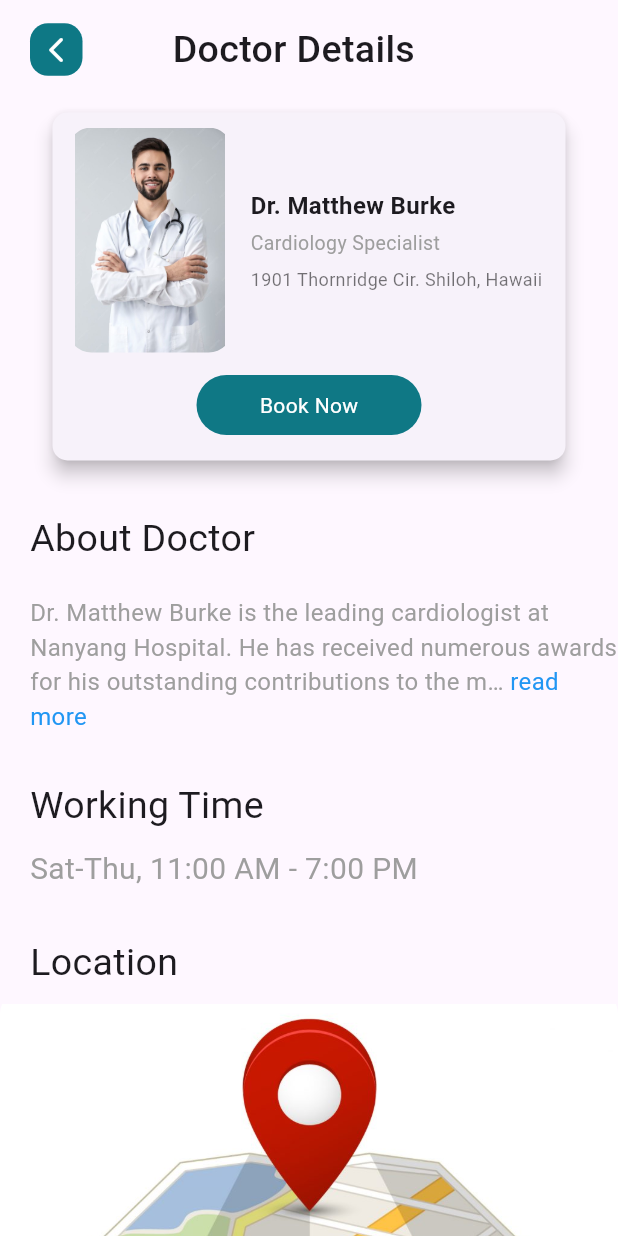
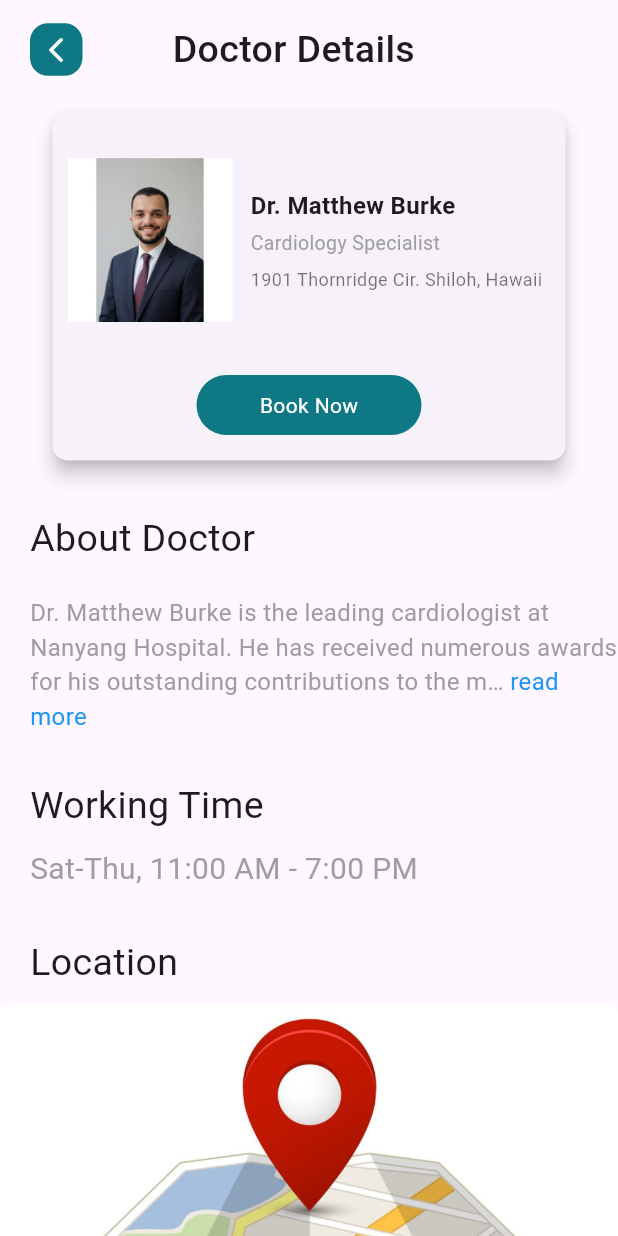
Before and after one commit to MElwakel/MedCare, a Flutter app: the DoctorDetailsViewBody screen opened directly, on a phone screen of 412 x 824 dp. Run offline on Flutter 3.47's test engine with Material 3 defaults, Android fonts, the phone set to English and light mode, and no system bars; drawn by our look-alikes of readmore; our stand-ins replace font_awesome_flutter, pin_code_fields.

Commit message:
handel navigation

```diff
--- a/lib/features/auth/presentaion/views/widgets/sign_in_view_body.dart
+++ b/lib/features/auth/presentaion/views/widgets/sign_in_view_body.dart
@@ -7,7 +7,7 @@ import 'package:medcare/features/auth/presentaion/views/verify_your_identity_vie
 import 'package:medcare/features/auth/presentaion/views/widgets/dont_have_an_account_widget.dart';
 import 'package:medcare/features/auth/presentaion/views/widgets/social_button.dart';
 import 'package:medcare/features/auth/presentaion/views/widgets/or_divider.dart';
-import 'package:medcare/features/doctors/presentation/views/doctors_view.dart';
+import 'package:medcare/features/home/presentation/views/home_view.dart';
 import 'package:medcare/generated/l10n.dart';
 
 class SignInViewBody extends StatefulWidget {
@@ -59,7 +59,7 @@ class _SignInViewBodyState extends State<SignInViewBody> {
             onTap: () {
               Navigator.push(
                 context,
-                MaterialPageRoute(builder: (context) => DoctorsView()),
+                MaterialPageRoute(builder: (context) => HomePage()),
               );
             },
           ),
@@ -67,7 +67,7 @@ class _SignInViewBodyState extends State<SignInViewBody> {
           Center(
             child: TextButton(
               onPressed: () {
-                Navigator.pushReplacement(
+                Navigator.push(
                   context,
                   MaterialPageRoute(builder: (context) => VerifyYourIdentity()),
                 );
--- a/lib/features/auth/presentaion/views/widgets/sign_up_screen_body.dart
+++ b/lib/features/auth/presentaion/views/widgets/sign_up_screen_body.dart
@@ -6,6 +6,7 @@ import 'package:medcare/core/widgets/password_text_filed.dart';
 import 'package:medcare/features/auth/presentaion/views/widgets/already_have_an_account_widget.dart';
 import 'package:medcare/features/auth/presentaion/views/widgets/social_button.dart';
 import 'package:medcare/features/auth/presentaion/views/widgets/or_divider.dart';
+import 'package:medcare/features/home/presentation/views/home_view.dart';
 import 'package:medcare/generated/l10n.dart';
 
 
@@ -70,7 +71,9 @@ class SignUpScreenBody extends StatelessWidget {
 
               const SizedBox(height: 20),
 
-              CustomButton(text: S.of(context).signUp, onTap: () {}),
+              CustomButton(text: S.of(context).signUp, onTap: () {
+                Navigator.push(context, MaterialPageRoute(builder: (context) => HomePage(),));
+              }),
 
               const SizedBox(height: 25),
 
--- a/lib/features/doctors/presentation/views/widgets/doctor_card.dart
+++ b/lib/features/doctors/presentation/views/widgets/doctor_card.dart
@@ -26,7 +26,8 @@ class DoctorCard extends StatelessWidget {
                   decoration: BoxDecoration(
                     borderRadius: BorderRadius.circular(16),
                     image: DecorationImage(
-                      image: AssetImage("assets/images/doctor_image_test.jpeg"),
+
+                      image: AssetImage("assets/images/p3.jpg"),
                     ),
                   ),
                 ),
--- a/lib/features/splash/splash_view.dart
+++ b/lib/features/splash/splash_view.dart
@@ -1,6 +1,6 @@
 
 import 'package:flutter/material.dart';
-import 'package:medcare/features/home/presentation/views/home_view.dart';
+import 'package:medcare/features/auth/presentaion/views/sign_in_view.dart';
 
 class SplashView extends StatefulWidget {
   const SplashView({super.key});
@@ -17,7 +17,7 @@ class _SplashScreenState extends State<SplashView> {
     Future.delayed(Duration(seconds: 2),(){
      // ignore: use_build_context_synchronously
      Navigator.pushReplacement(context,
-      MaterialPageRoute(builder: (context)=>HomePage()),);
+      MaterialPageRoute(builder: (context)=>SignInView()),);
     },);
   }
 
```
Also changed, not shown: lib/features/home/presentation/widgets/doctors_list_view.dart (+7 -1 lines).
